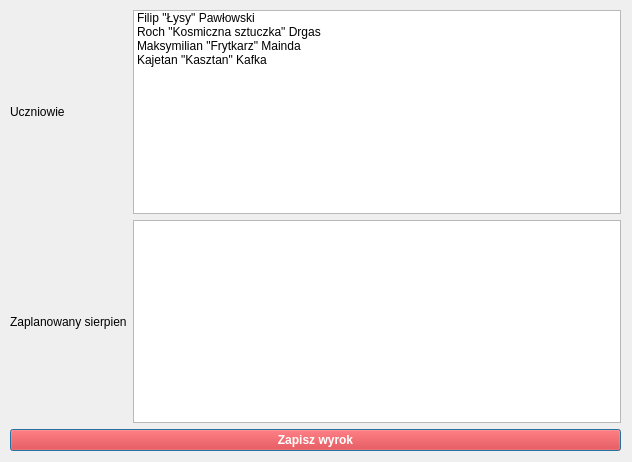
WojtekGontarek/listWidgets, file layout.ui: the form before one commit.
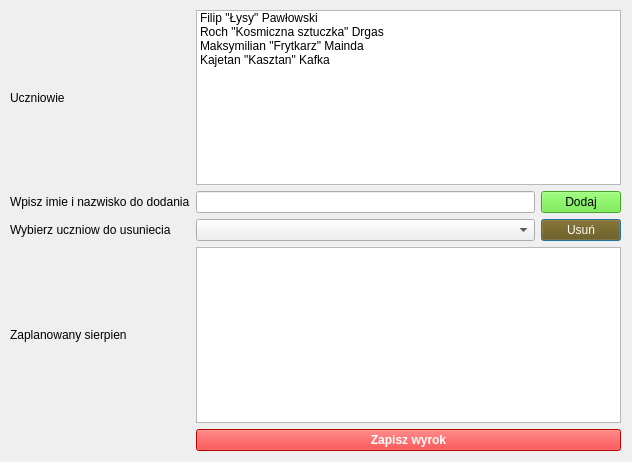
The form after the commit.

```diff
--- a/layout.ui
+++ b/layout.ui
@@ -23,48 +23,52 @@
     </rect>
    </property>
    <layout class="QGridLayout" name="gridLayout">
-    <item row="0" column="0">
+    <item row="2" column="3">
+     <widget class="QComboBox" name="removeStudentCBox"/>
+    </item>
+    <item row="0" column="2">
      <widget class="QLabel" name="studentLabel">
       <property name="text">
        <string>Uczniowie</string>
       </property>
      </widget>
     </item>
-    <item row="0" column="1">
-     <widget class="QListWidget" name="studentLW">
-      <item>
-       <property name="text">
-        <string>Filip &quot;Łysy&quot; Pawłowski</string>
-       </property>
-      </item>
-      <item>
-       <property name="text">
-        <string>Roch &quot;Kosmiczna sztuczka&quot; Drgas</string>
-       </property>
-      </item>
-      <item>
-       <property name="text">
-        <string>Maksymilian &quot;Frytkarz&quot; Mainda</string>
-       </property>
-      </item>
-      <item>
-       <property name="text">
-        <string>Kajetan &quot;Kasztan&quot; Kafka</string>
-       </property>
-      </item>
-     </widget>
-    </item>
-    <item row="1" column="1">
-     <widget class="QListWidget" name="auStudentLW"/>
-    </item>
-    <item row="1" column="0">
+    <item row="3" column="2">
      <widget class="QLabel" name="auStudentLabel">
       <property name="text">
        <string>Zaplanowany sierpien</string>
       </property>
      </widget>
     </item>
-    <item row="2" column="0" colspan="2">
+    <item row="2" column="2">
+     <widget class="QLabel" name="removeStudentLabel">
+      <property name="text">
+       <string>Wybierz uczniow do usuniecia</string>
+      </property>
+     </widget>
+    </item>
+    <item row="2" column="4">
+     <widget class="QPushButton" name="removeStudentButton">
+      <property name="styleSheet">
+       <string notr="true">background-color: rgb(104, 75, 0);
+color: white;</string>
+      </property>
+      <property name="text">
+       <string>Usuń</string>
+      </property>
+     </widget>
+    </item>
+    <item row="1" column="4">
+     <widget class="QPushButton" name="dodajButton">
+      <property name="styleSheet">
+       <string notr="true">background-color: rgb(90, 229, 47)</string>
+      </property>
+      <property name="text">
+       <string>Dodaj</string>
+      </property>
+     </widget>
+    </item>
+    <item row="4" column="3" colspan="2">
      <widget class="QPushButton" name="acceptButton">
       <property name="styleSheet">
        <string notr="true">background-color: red;
@@ -76,6 +80,43 @@
       </property>
      </widget>
     </item>
+    <item row="3" column="3" colspan="2">
+     <widget class="QListWidget" name="auStudentLW"/>
+    </item>
+    <item row="0" column="3" colspan="2">
+     <widget class="QListWidget" name="studentLW">
+      <item>
+       <property name="text">
+        <string>Filip &quot;Łysy&quot; Pawłowski</string>
+       </property>
+      </item>
+      <item>
+       <property name="text">
+        <string>Roch &quot;Kosmiczna sztuczka&quot; Drgas</string>
+       </property>
+      </item>
+      <item>
+       <property name="text">
+        <string>Maksymilian &quot;Frytkarz&quot; Mainda</string>
+       </property>
+      </item>
+      <item>
+       <property name="text">
+        <string>Kajetan &quot;Kasztan&quot; Kafka</string>
+       </property>
+      </item>
+     </widget>
+    </item>
+    <item row="1" column="3">
+     <widget class="QLineEdit" name="addStudent"/>
+    </item>
+    <item row="1" column="2">
+     <widget class="QLabel" name="addStudentLabel">
+      <property name="text">
+       <string>Wpisz imie i nazwisko do dodania</string>
+      </property>
+     </widget>
+    </item>
    </layout>
   </widget>
  </widget>
```
